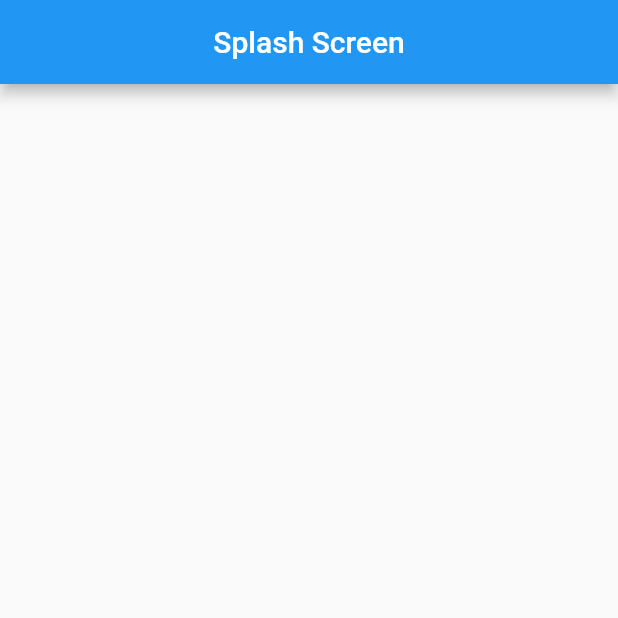
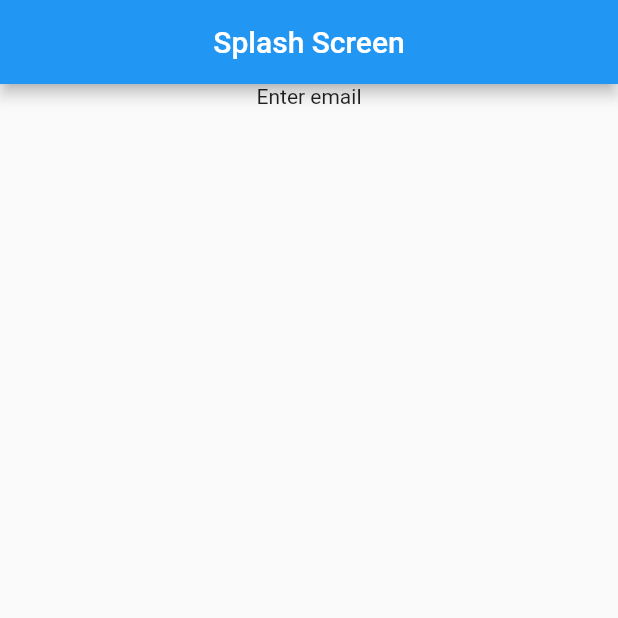
Before and after one commit to atik-sabuj/getx_mvvm, a Flutter app: the screen it shows after launch, on a phone screen of 412 x 824 dp, the top half of it. Run offline on Flutter 3.47's test engine with Material 2 defaults, Android fonts, the phone set to English and light mode, and no system bars; our stand-ins replace fluttertoast, get.

Commit message:
App Strings & GetX Localization #4

```diff
--- a/lib/view/splash_screen.dart
+++ b/lib/view/splash_screen.dart
@@ -1,4 +1,5 @@
 import 'package:flutter/material.dart';
+import 'package:get/get.dart';
 import 'package:getx_mvvm/data/app_exceptions.dart';
 import 'package:getx_mvvm/utils/utils.dart';
 
@@ -17,6 +18,11 @@ class _SplashScreenState extends State<SplashScreen> {
         title: Text('Splash Screen'),
         centerTitle: true,
       ),
+      body: Column(
+        children: [
+          Center(child: Text('email_hint'.tr)),
+        ],
+      ),
     );
   }
 }
```
